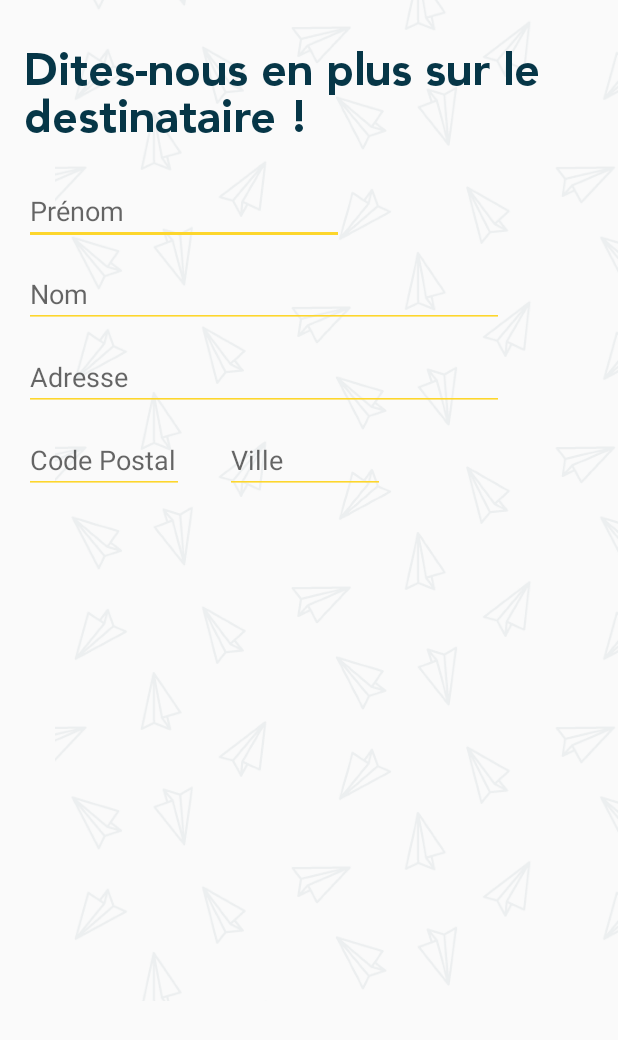
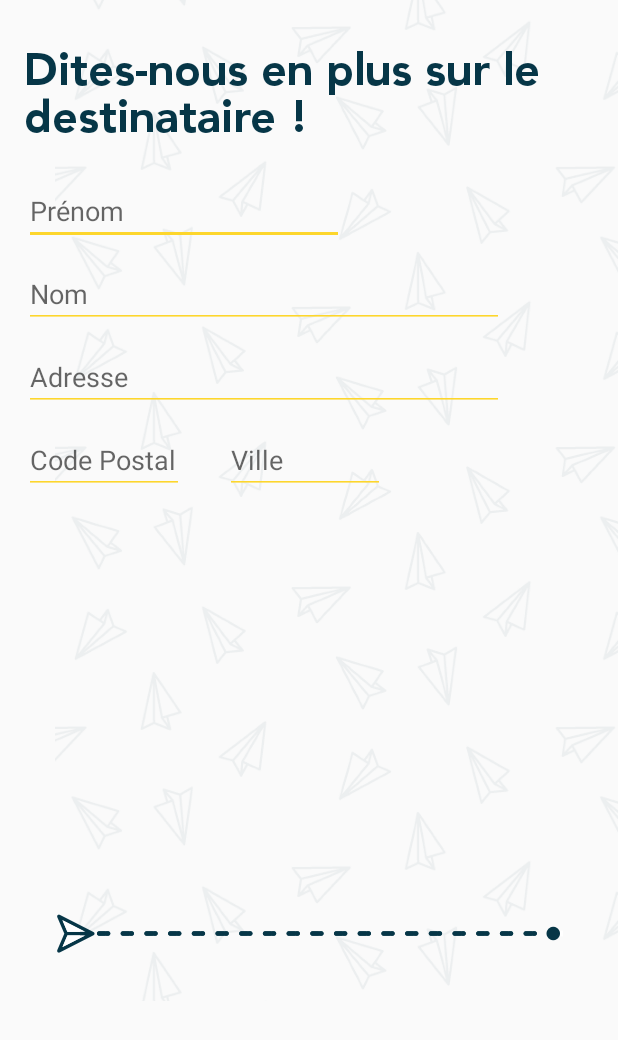
Before and after one commit to GetLetter/Getletter-android, an Android app: the layout activity_recipient.xml on its own in the app's theme, with its tools: preview values and no code run, on a phone screen of 412 x 824 dp. Shown: the top 1040 px of the screen. Run offline under Robolectric (Android 15) with nearby library versions, the phone set to English and light mode, and no system bars.

Commit message:
:lipstick: Recipient - Add timeline

```diff
--- a/app/src/main/res/layout/activity_recipient.xml
+++ b/app/src/main/res/layout/activity_recipient.xml
@@ -103,4 +103,24 @@
         app:layout_constraintBaseline_toBaselineOf="@id/input4"
         app:layout_constraintStart_toStartOf="parent" />
 
+    <ImageView
+        android:id="@+id/timeline"
+        android:layout_width="wrap_content"
+        android:layout_height="50dp"
+        app:layout_constraintBottom_toBottomOf="parent"
+        app:layout_constraintTop_toTopOf="@+id/guideline"
+        android:layout_marginTop="8dp"
+        android:layout_marginRight="8dp"
+        app:layout_constraintRight_toRightOf="parent"
+        android:layout_marginLeft="8dp"
+        app:layout_constraintLeft_toLeftOf="parent"
+        app:srcCompat="@drawable/timeline" />
+
+    <android.support.constraint.Guideline
+        android:layout_width="wrap_content"
+        android:layout_height="wrap_content"
+        android:id="@+id/guideline"
+        android:orientation="horizontal"
+        app:layout_constraintGuide_percent="0.5"/>
+
 </android.support.constraint.ConstraintLayout>
```
Also changed, not shown: app/src/main/res/drawable-hdpi/timeline.png (added), app/src/main/res/drawable-mdpi/timeline.png (added), app/src/main/res/drawable-xhdpi/timeline.png (added), app/src/main/res/drawable-xxhdpi/timeline.png (added), app/src/main/res/drawable-xxxhdpi/timeline.png (added).
